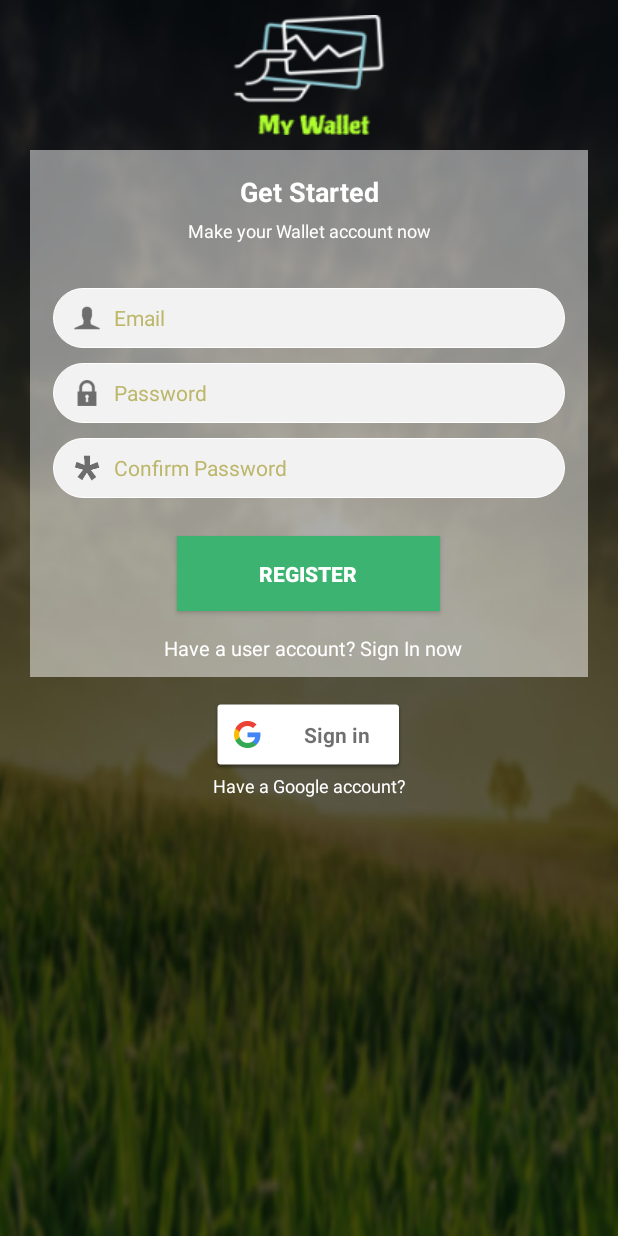
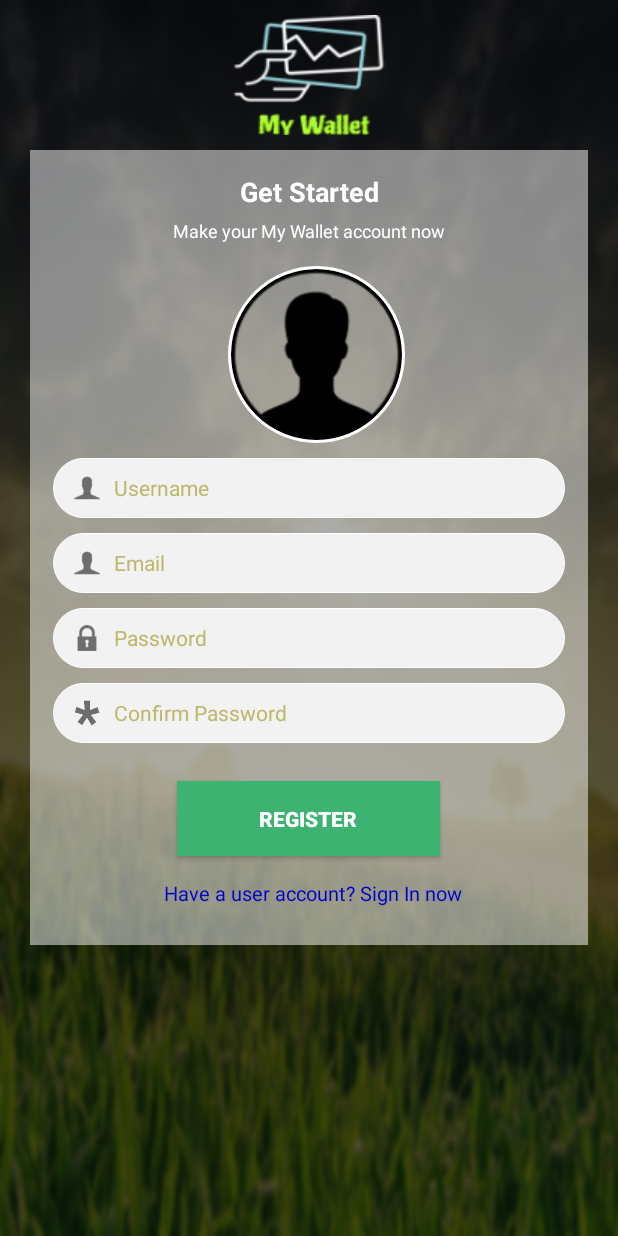
Before and after one commit to Van20/PW, an Android app: the SignUpActivity screen opened directly, with no data from a screen before it, on a phone screen of 412 x 824 dp. Run offline under Robolectric (Android 15) with nearby library versions, the phone set to English and light mode, and no system bars; our stand-ins replace CircleImageView, Firebase (no records; nobody signed in at launch, a user with empty details on screens opened directly).

Commit message:
Welcome + Splash + Register + Login + Forgot

```diff
--- a/app/build.gradle
+++ b/app/build.gradle
@@ -48,6 +48,7 @@ dependencies {
     compile 'com.android.support:support-v4:25.0.0'
     compile 'com.android.support:support-vector-drawable:25.0.0'
     compile 'com.squareup.picasso:picasso:2.5.0'
+    compile 'de.hdodenhof:circleimageview:2.1.0'
 
     compile 'com.google.firebase:firebase-auth:9.2.0'
     compile 'com.firebase:firebase-client-android:2.5.2'
--- a/app/src/main/java/smktelkom_mlg/sch/id/mywallet/Beranda_screen/MainActivity.java
+++ b/app/src/main/java/smktelkom_mlg/sch/id/mywallet/Beranda_screen/MainActivity.java
@@ -1,8 +1,10 @@
 package smktelkom_mlg.sch.id.mywallet.Beranda_screen;
 
+import android.annotation.SuppressLint;
 import android.content.Intent;
 import android.content.SharedPreferences;
 import android.graphics.Bitmap;
+import android.graphics.Color;
 import android.graphics.drawable.BitmapDrawable;
 import android.graphics.drawable.Drawable;
 import android.net.Uri;
@@ -13,6 +15,11 @@ import android.support.design.widget.FloatingActionButton;
 import android.support.design.widget.Snackbar;
 import android.support.v4.graphics.drawable.RoundedBitmapDrawable;
 import android.support.v4.graphics.drawable.RoundedBitmapDrawableFactory;
+import android.support.v7.app.ActionBar;
+import android.text.Html;
+import android.text.Spannable;
+import android.text.SpannableString;
+import android.text.style.ForegroundColorSpan;
 import android.view.View;
 import android.support.design.widget.NavigationView;
 import android.support.v4.view.GravityCompat;
@@ -66,6 +73,7 @@ public class MainActivity extends AppCompatActivity
         setContentView(R.layout.activity_main);
         Toolbar toolbar = (Toolbar) findViewById(R.id.toolbar);
         setSupportActionBar(toolbar);
+
         mSharedPreferences = PreferenceManager.getDefaultSharedPreferences(this);
 
         NavigationView navigationView = (NavigationView) findViewById(R.id.nav_view);
@@ -158,6 +166,7 @@ public class MainActivity extends AppCompatActivity
         } else {
             super.onBackPressed();
         }
+        moveTaskToBack(true);
     }
 
     @Override
@@ -214,7 +223,7 @@ public class MainActivity extends AppCompatActivity
     // [START signOut]
     private void logout() {
         mAuth.signOut();
-        mUser.delete();
+        mUser = null;
         startActivity(new Intent(MainActivity.this, LoginActivity.class));
         finish();
     }
--- a/app/src/main/java/smktelkom_mlg/sch/id/mywallet/Login_screen/LoginActivity.java
+++ b/app/src/main/java/smktelkom_mlg/sch/id/mywallet/Login_screen/LoginActivity.java
@@ -1,5 +1,7 @@
 package smktelkom_mlg.sch.id.mywallet.Login_screen;
 
+import android.support.v4.view.GravityCompat;
+import android.support.v4.widget.DrawerLayout;
 import android.support.v7.app.AppCompatActivity;
 import android.os.Bundle;
 import android.util.Log;
@@ -113,6 +115,7 @@ public class LoginActivity extends AppCompatActivity {
                     @Override
                     public void onClick(View v) {
                         startActivity(new Intent(LoginActivity.this, SignUpActivity.class));
+                        finish();
                     }
                 });
 
@@ -174,6 +177,11 @@ public class LoginActivity extends AppCompatActivity {
     }
 
 
+    @Override
+    public void onBackPressed() {
+        moveTaskToBack(true);
+    }
+
     private void signIn()
     {
         progressBar.setVisibility(View.VISIBLE);
--- a/app/src/main/java/smktelkom_mlg/sch/id/mywallet/SignUp_screen/SignUpActivity.java
+++ b/app/src/main/java/smktelkom_mlg/sch/id/mywallet/SignUp_screen/SignUpActivity.java
@@ -1,5 +1,7 @@
 package smktelkom_mlg.sch.id.mywallet.SignUp_screen;
 
+import android.support.v4.view.GravityCompat;
+import android.support.v4.widget.DrawerLayout;
 import android.support.v7.app.AppCompatActivity;
 import android.os.Bundle;
 import android.util.Log;
@@ -124,6 +126,13 @@ public class SignUpActivity extends AppCompatActivity {
         });
     }
 
+
+    @Override
+    public void onBackPressed() {
+        startActivity(new Intent(SignUpActivity.this, LoginActivity.class));
+        finish();
+    }
+
     @Override
     protected void onResume() {
         super.onResume();
--- a/app/src/main/res/layout/activity_sign_up.xml
+++ b/app/src/main/res/layout/activity_sign_up.xml
@@ -5,7 +5,7 @@
     android:layout_width="match_parent"
     android:layout_height="match_parent"
     android:background="@drawable/background"
-    tools:context=".SignUp_screen.SignUp_screen.SignUpActivity">
+    tools:context=".SignUp_screen.SignUpActivity">
 
     <ImageView
         android:id="@+id/formLogo"
@@ -46,13 +46,45 @@
             <TextView
                 android:layout_width="match_parent"
                 android:layout_height="wrap_content"
-                android:layout_marginBottom="30dp"
+                android:layout_marginBottom="15dp"
                 android:gravity="center_horizontal"
                 android:paddingEnd="10dp"
                 android:paddingStart="10dp"
-                android:text="Make your Wallet account now"
+                android:text="Make your My Wallet account now"
                 android:textColor="@color/white"
                 android:textSize="12sp" />
+
+            <de.hdodenhof.circleimageview.CircleImageView
+                android:id="@+id/profile_image"
+                android:layout_width="wrap_content"
+                android:layout_height="wrap_content"
+                android:layout_alignParentTop="true"
+                android:layout_centerHorizontal="true"
+                android:layout_gravity="center_vertical|center_horizontal|center"
+                android:layout_marginBottom="10dp"
+                android:layout_marginEnd="15dp"
+                android:layout_marginStart="15dp"
+                android:paddingStart="10dp"
+                android:src="@drawable/profile"
+                app:civ_border_color="#fff"
+                app:civ_border_width="2dp" />
+
+            <AutoCompleteTextView
+                android:id="@+id/username"
+                android:layout_width="match_parent"
+                android:layout_height="40dp"
+                android:layout_marginBottom="10dp"
+                android:layout_marginEnd="15dp"
+                android:layout_marginStart="15dp"
+                android:background="@drawable/rounded_white"
+                android:drawableLeft="@drawable/ic_user_icon"
+                android:drawablePadding="5dp"
+                android:hint="Username"
+                android:inputType="textPersonName"
+                android:paddingStart="10dp"
+                android:textColor="@color/text"
+                android:textColorHint="@color/backteks"
+                android:textSize="14sp" />
 
             <AutoCompleteTextView
                 android:id="@+id/email"
@@ -125,31 +157,14 @@
                 android:layout_height="wrap_content"
                 android:layout_gravity="center"
                 android:paddingLeft="5dp"
-                android:layout_marginBottom="10dp"
+                android:layout_marginBottom="25dp"
                 android:text="Have a user account? Sign In now"
-                android:textColor="@color/white"
+                android:textColor="#0000CD"
                 android:textSize="13sp" />
 
         </LinearLayout>
 
     </ScrollView>
-
-    <com.google.android.gms.common.SignInButton
-        android:id="@+id/google_login"
-        android:layout_width="130dp"
-        android:layout_height="wrap_content"
-        android:layout_centerHorizontal="true"
-        android:layout_marginTop="465dp"
-        android:visibility="visible" />
-
-        <TextView
-            android:layout_width="match_parent"
-            android:layout_height="wrap_content"
-            android:layout_marginTop="515dp"
-            android:gravity="center_horizontal"
-            android:text="Have a Google account?"
-            android:textColor="@color/white"
-            android:textSize="12sp" />
 
     <ProgressBar
         android:id="@+id/progressBar"
--- a/app/src/main/res/layout/app_bar_main.xml
+++ b/app/src/main/res/layout/app_bar_main.xml
@@ -9,7 +9,7 @@
     <android.support.design.widget.AppBarLayout
         android:layout_width="match_parent"
         android:layout_height="wrap_content"
-        android:theme="@style/AppTheme.AppBarOverlay">
+        android:theme="@style/AppTheme">
 
         <android.support.v7.widget.Toolbar
             android:id="@+id/toolbar"
--- a/app/src/main/res/values/strings.xml
+++ b/app/src/main/res/values/strings.xml
@@ -6,7 +6,7 @@
     <string name="lbl_forgot_password">Forgot password?</string>
     <string name="forgot_password_msg">We just need your registered Email Id to sent you password reset instructions.</string>
     <string name="btn_back"><![CDATA[<< Back]]></string>
-    <string name="title_activity_main">MainActivity</string>
+    <string name="title_activity_main">Manage your money</string>
 
     <string name="navigation_drawer_open">Open navigation drawer</string>
     <string name="navigation_drawer_close">Close navigation drawer</string>
--- a/app/src/main/res/values/styles.xml
+++ b/app/src/main/res/values/styles.xml
@@ -5,13 +5,11 @@
         <item name="android:windowActionBar">false</item>
         <item name="windowNoTitle">true</item>
         <item name="colorPrimary">@color/colorPrimary</item>
-        <item name="colorPrimaryDark">@color/colorPrimaryDark</item>
+        <item name="colorPrimaryDark">@color/white</item>
         <item name="colorAccent">@color/colorAccent</item>
     </style>
 
-    <style name="AppTheme.AppBarOverlay" parent="ThemeOverlay.AppCompat.Light" />
-
-    <style name="AppTheme.PopupOverlay" parent="ThemeOverlay.AppCompat.Light" />
+    <style name="AppTheme.PopupOverlay" parent="Theme.Design.Light" />
 
     <style name="TextViewAppearance" parent="@android:style/TextAppearance.Widget.TextView">
         <item name="android:layout_width">wrap_content</item>
```
Also changed, not shown: app/src/main/res/drawable/backdua.jpg (added), app/src/main/res/drawable/profile.png (added).
